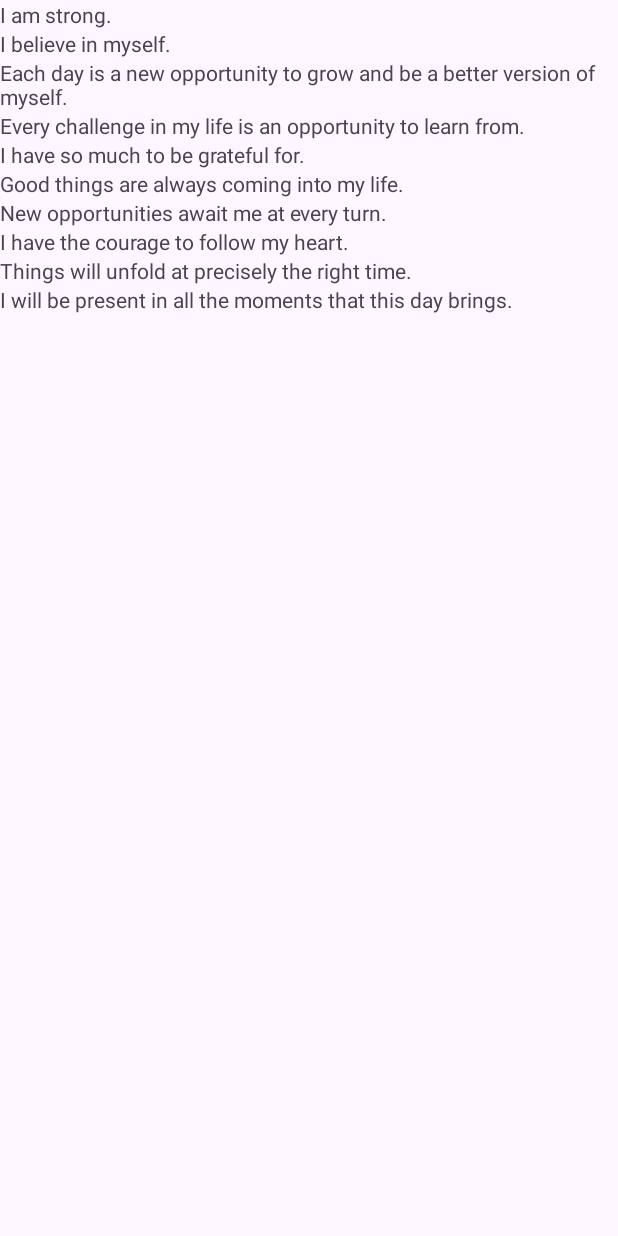
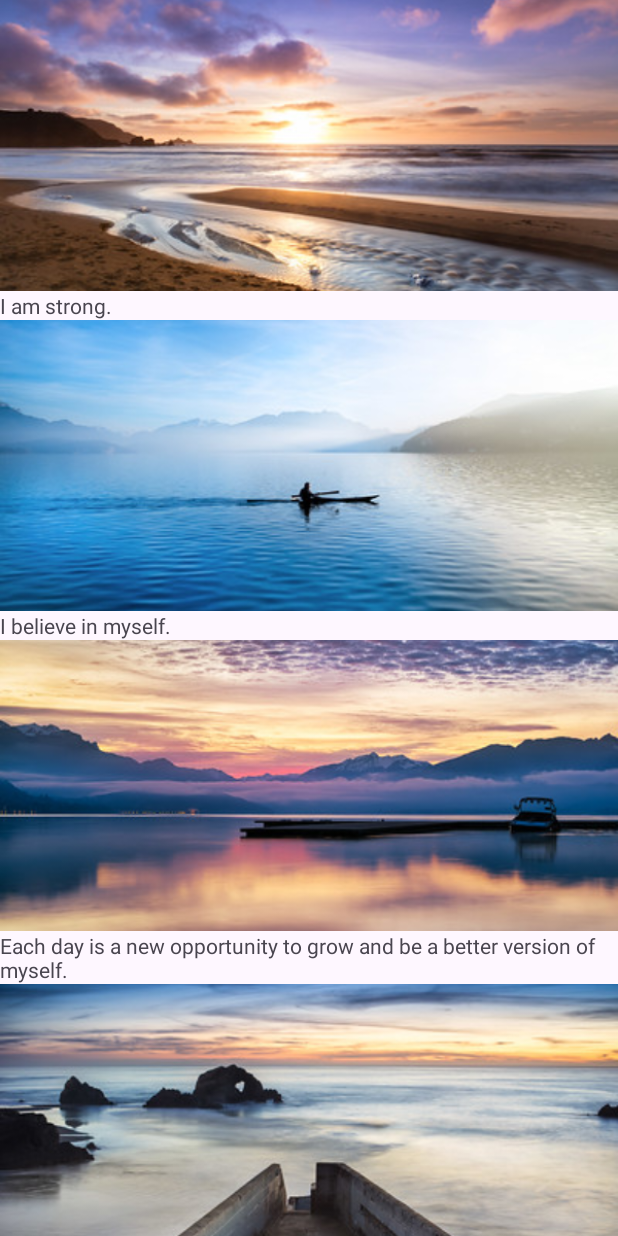
Before and after one commit to ViktorLntu/affirmations, an Android app: the screen it shows after launch (MainActivity), on a phone screen of 412 x 824 dp. Run offline under Robolectric (Android 15) with nearby library versions, the phone set to English and light mode, and no system bars.

Commit message:
Add image to affirmation

```diff
--- a/app/src/main/java/com/example/affirmations/adapter/ItemAdapter.kt
+++ b/app/src/main/java/com/example/affirmations/adapter/ItemAdapter.kt
@@ -4,6 +4,7 @@ import android.content.Context
 import android.view.LayoutInflater
 import android.view.View
 import android.view.ViewGroup
+import android.widget.ImageView
 import android.widget.TextView
 import androidx.recyclerview.widget.RecyclerView
 import com.example.affirmations.R
@@ -15,6 +16,7 @@ class ItemAdapter(private val context: Context,
 
     class ItemViewHolder(private val view: View) : RecyclerView.ViewHolder(view) {
         val textView: TextView = view.findViewById(R.id.item_title)
+        val imageView: ImageView = view.findViewById(R.id.item_image)
     }
 
     override fun onCreateViewHolder(parent: ViewGroup, viewType: Int): ItemViewHolder {
@@ -29,7 +31,8 @@ class ItemAdapter(private val context: Context,
 
     override fun onBindViewHolder(holder: ItemViewHolder, position: Int) {
         val item = dataset[position]
-        holder.textView.text =  context.resources.getString(item.stringResourceId)
+        holder.textView.text = context.resources.getString(item.stringResourceId)
+        holder.imageView.setImageResource(item.imageResourceId)
     }
 
 }
--- a/app/src/main/java/com/example/affirmations/data/Datasource.kt
+++ b/app/src/main/java/com/example/affirmations/data/Datasource.kt
@@ -5,18 +5,18 @@ import com.example.affirmations.model.Affirmation
 
 class Datasource {
 
-    public fun loadAffirmations() : List<Affirmation>{
-        return listOf(
-            Affirmation(R.string.affirmation1),
-            Affirmation(R.string.affirmation2),
-            Affirmation(R.string.affirmation3),
-            Affirmation(R.string.affirmation4),
-            Affirmation(R.string.affirmation5),
-            Affirmation(R.string.affirmation6),
-            Affirmation(R.string.affirmation7),
-            Affirmation(R.string.affirmation8),
-            Affirmation(R.string.affirmation9),
-            Affirmation(R.string.affirmation10)
+    fun loadAffirmations(): List<Affirmation> {
+        return listOf<Affirmation>(
+            Affirmation(R.string.affirmation1, R.drawable.image1),
+            Affirmation(R.string.affirmation2, R.drawable.image2),
+            Affirmation(R.string.affirmation3, R.drawable.image3),
+            Affirmation(R.string.affirmation4, R.drawable.image4),
+            Affirmation(R.string.affirmation5, R.drawable.image5),
+            Affirmation(R.string.affirmation6, R.drawable.image6),
+            Affirmation(R.string.affirmation7, R.drawable.image7),
+            Affirmation(R.string.affirmation8, R.drawable.image8),
+            Affirmation(R.string.affirmation9, R.drawable.image9),
+            Affirmation(R.string.affirmation10, R.drawable.image10)
         )
     }
 }
--- a/app/src/main/java/com/example/affirmations/model/Affirmation.kt
+++ b/app/src/main/java/com/example/affirmations/model/Affirmation.kt
@@ -1,4 +1,9 @@
 package com.example.affirmations.model
 
-data class Affirmation(val stringResourceId: Int) {
+import androidx.annotation.DrawableRes
+import androidx.annotation.StringRes
+
+data class Affirmation(
+    @StringRes val stringResourceId: Int,
+    @DrawableRes val imageResourceId: Int) {
 }
--- a/app/src/main/res/layout/list_item.xml
+++ b/app/src/main/res/layout/list_item.xml
@@ -1,5 +1,19 @@
 <?xml version="1.0" encoding="utf-8"?>
-<TextView xmlns:android="http://schemas.android.com/apk/res/android"
-    android:id="@+id/item_title"
-    android:layout_width="wrap_content"
-    android:layout_height="wrap_content" />
+<LinearLayout xmlns:android="http://schemas.android.com/apk/res/android"
+    android:layout_width="match_parent"
+    android:layout_height="wrap_content"
+    android:orientation="vertical">
+
+    <ImageView
+        android:layout_width="match_parent"
+        android:layout_height="194dp"
+        android:id="@+id/item_image"
+        android:importantForAccessibility="no"
+        android:scaleType="centerCrop" />
+
+    <TextView
+        android:id="@+id/item_title"
+        android:layout_width="wrap_content"
+        android:layout_height="wrap_content" />
+
+</LinearLayout>
```
Also changed, not shown: app/src/main/res/drawable/image1.jpg (added), app/src/main/res/drawable/image10.jpg (added), app/src/main/res/drawable/image2.jpg (added), app/src/main/res/drawable/image3.jpg (added), app/src/main/res/drawable/image4.jpg (added), app/src/main/res/drawable/image5.jpg (added), app/src/main/res/drawable/image6.jpg (added), app/src/main/res/drawable/image7.jpg (added), app/src/main/res/drawable/image8.jpg (added), app/src/main/res/drawable/image9.jpg (added).
